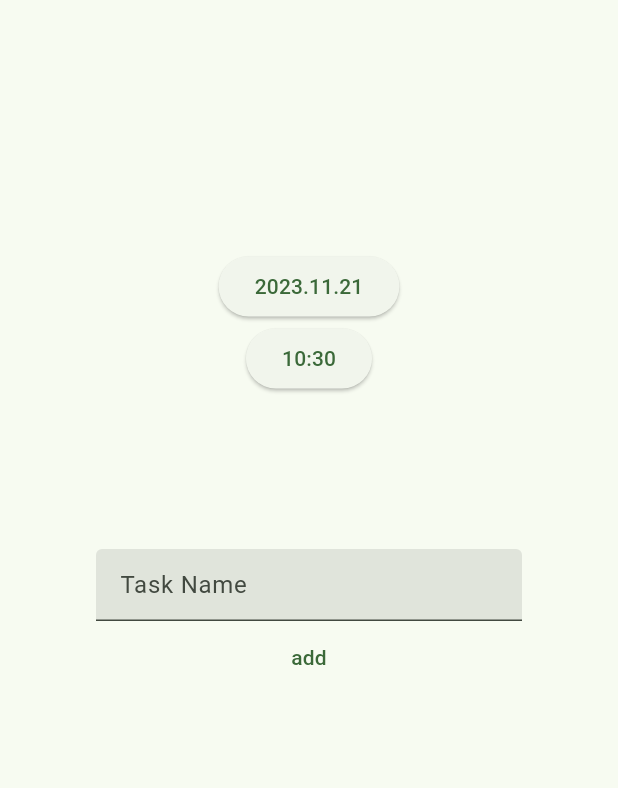
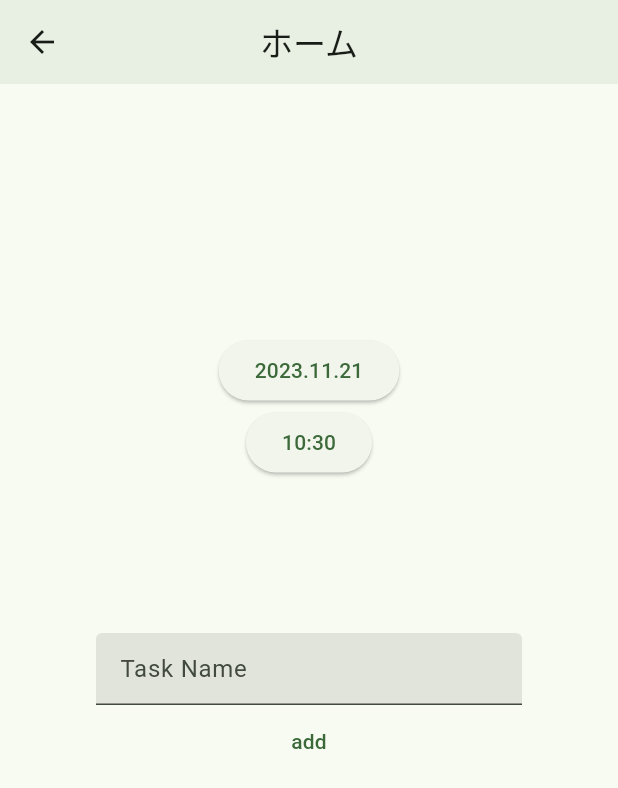
Before and after one commit to yuru-fuwa/maiporarisu, a Flutter app: the screen it shows after launch, in the side drawer, after a tap on "ホーム", on a phone screen of 412 x 824 dp. Shown: the top 788 px of the screen. Run offline on Flutter 3.47's test engine with Material 2 defaults, Android fonts, the light colour scheme and no system bars; our stand-ins replace flutter_dotenv, flutter_hooks, freezed_annotation, geolocator, google_maps_flutter, hooks_riverpod and 1 more.

Commit message:
feat: ホーム画面にAppBarを追加

```diff
--- a/lib/ui/screens/home_screen/home_screen.dart
+++ b/lib/ui/screens/home_screen/home_screen.dart
@@ -23,6 +23,15 @@ class HomeScreen extends HookWidget {
     );
 
     return Scaffold(
+      appBar: AppBar(
+        backgroundColor: Color.alphaBlend(
+          Theme.of(context).colorScheme.primary.withOpacity(0.08),
+          Theme.of(context).colorScheme.background,
+        ),
+        surfaceTintColor: Colors.transparent,
+        centerTitle: true,
+        title: const Text('ホーム'),
+      ),
       body: Container(
         padding: const EdgeInsets.all(64),
         child: Column(
```
